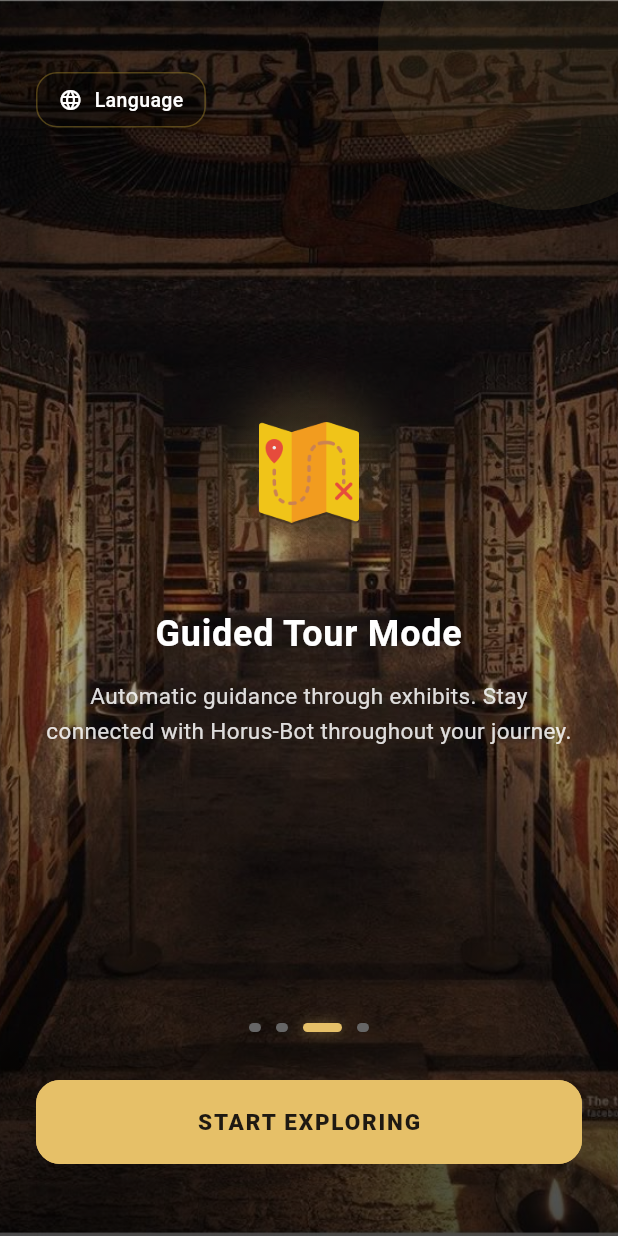
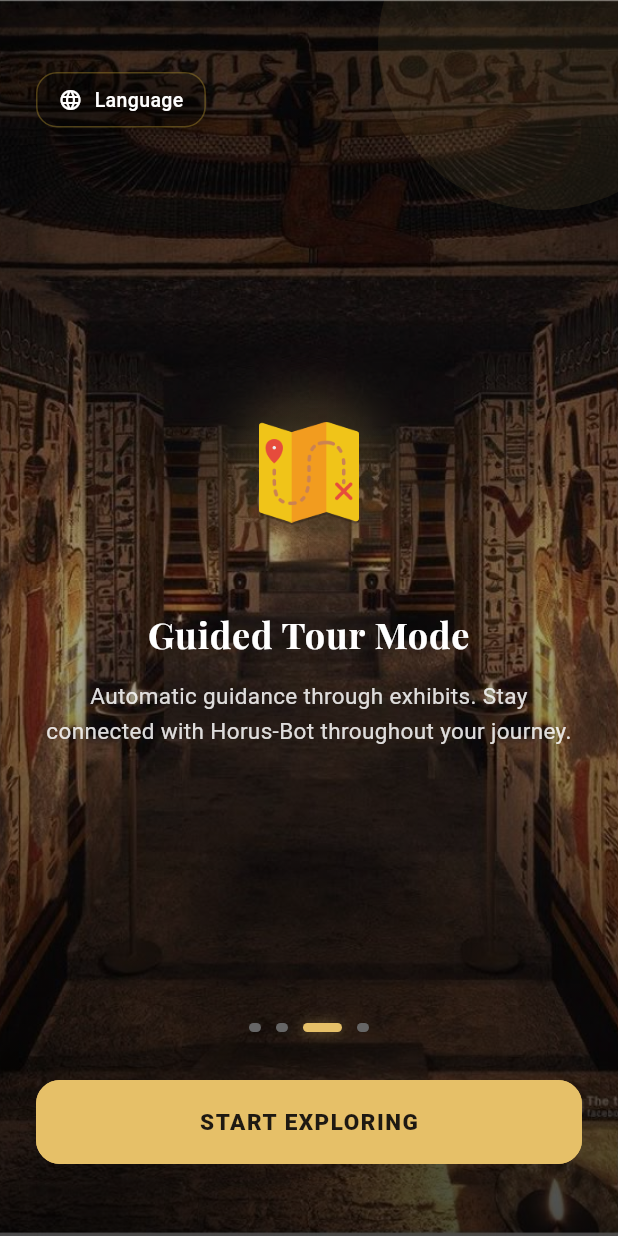
Before and after one commit to Farida-Waheed/museum_app, a Flutter app: the screen it shows after launch, swiped to page 3, on a phone screen of 412 x 824 dp. Run offline on Flutter 3.47's test engine with Material 3 defaults, Android fonts, the phone set to English and light mode, and no system bars; our stand-ins replace audioplayers, permission_handler, shared_preferences; missing offline and left inert: mobile_scanner; project files that could hold a hidden picture were left out.

```diff
--- a/lib/screens/onboarding/onboarding_screen.dart
+++ b/lib/screens/onboarding/onboarding_screen.dart
@@ -3,6 +3,7 @@ import 'package:flutter/material.dart';
 import 'package:provider/provider.dart';
 
 import '../../app/router.dart';
+import '../../core/constants/text_styles.dart';
 import '../../l10n/app_localizations.dart';
 import '../../models/user_preferences.dart';
 
@@ -248,18 +249,15 @@ class _OnboardingScreenState extends State<OnboardingScreen>
                           Text(
                             pages[index]["title"]!,
                             textAlign: TextAlign.center,
-                            style: const TextStyle(
-                              color: Colors.white,
+                            style: AppTextStyles.screenTitle(context).copyWith(
                               fontSize: 24,
-                              fontWeight: FontWeight.bold,
-                              letterSpacing: 0.5,
                             ),
                           ),
                           const SizedBox(height: 14),
                           Text(
                             pages[index]["desc"]!,
                             textAlign: TextAlign.center,
-                            style: TextStyle(
+                            style: AppTextStyles.body(context).copyWith(
                               color: Colors.white.withOpacity(0.85),
                               fontSize: 15,
                               height: 1.5,
@@ -316,10 +314,8 @@ class _OnboardingScreenState extends State<OnboardingScreen>
                         style: primaryCtaButtonStyle,
                         child: Text(
                           l10n.startExploring.toUpperCase(),
-                          style: const TextStyle(
+                          style: AppTextStyles.button(context).copyWith(
                             fontSize: 15,
-                            fontWeight: FontWeight.w900,
-                            letterSpacing: 1.2,
                           ),
                         ),
                       ),
```
Also changed, not shown: lib/core/constants/text_styles.dart (+12 -3 lines), lib/screens/home/home_screen.dart (+6 -6 lines), lib/screens/intro/intro_screen.dart (+9 -20 lines).
